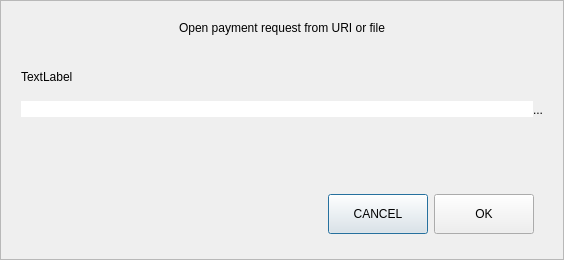
Qt form src/qt/forms/openuridialog.ui (Cryptosharescoin/shares) before a commit.
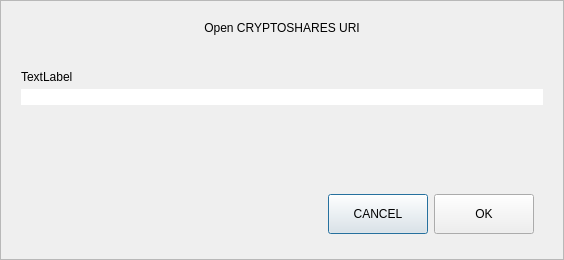
The same form after that commit. Custom widgets are drawn as their Qt base class.

```diff
--- a/src/qt/forms/openuridialog.ui
+++ b/src/qt/forms/openuridialog.ui
@@ -56,7 +56,7 @@
       <item>
        <widget class="QLabel" name="labelTitle">
         <property name="text">
-         <string>Open payment request from URI or file</string>
+         <string>Open CRYPTOSHARES URI</string>
         </property>
         <property name="alignment">
          <set>Qt::AlignCenter</set>
@@ -101,31 +101,6 @@
           </property>
          </widget>
         </item>
-        <item>
-         <widget class="QPushButton" name="selectFileButton">
-          <property name="minimumSize">
-           <size>
-            <width>0</width>
-            <height>41</height>
-           </size>
-          </property>
-          <property name="toolTip">
-           <string>Select payment request file</string>
-          </property>
-          <property name="styleSheet">
-           <string notr="true">#selectFileButton{
-	border-top-left-radius:0px;
-	border-bottom-left-radius:0px;
-}</string>
-          </property>
-          <property name="text">
-           <string notr="true">...</string>
-          </property>
-          <property name="autoDefault">
-           <bool>false</bool>
-          </property>
-         </widget>
-        </item>
        </layout>
       </item>
       <item>
```
Left out of the diff: 2 changed lines with no effect on the pictures.
